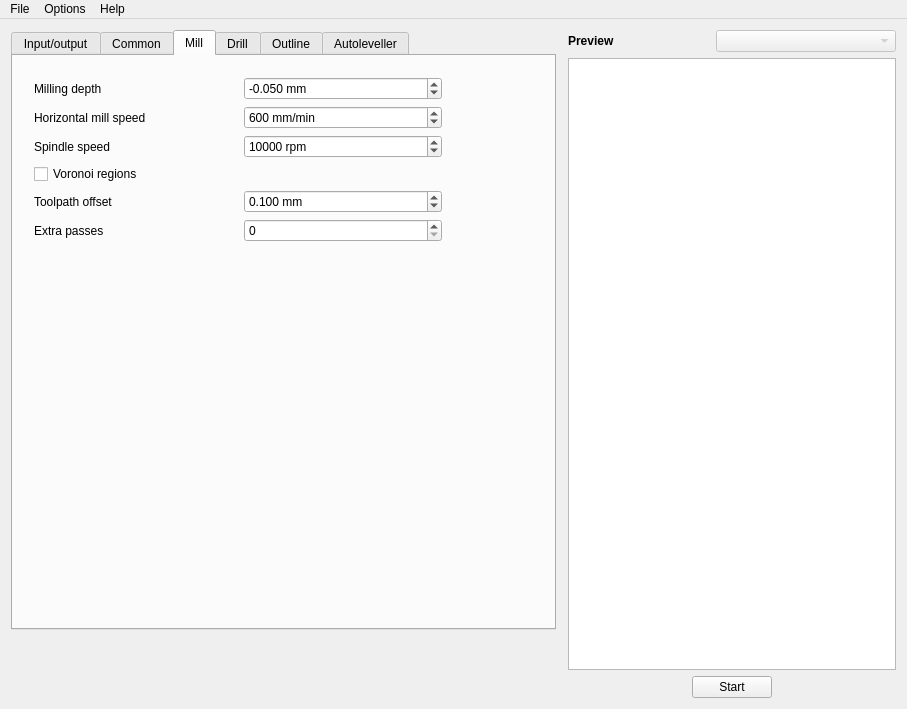
First picture: the form in mainwindow.ui, repository ownedcore/pcb2gcodeGUI, before the edit.
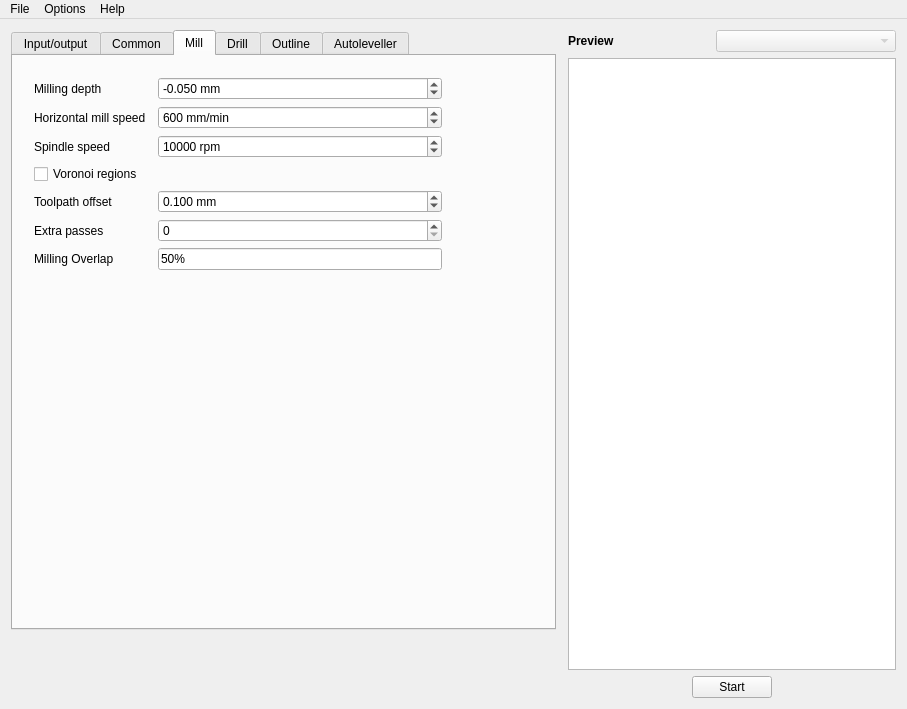
Second picture: the form after the edit. The open tabs and pages were chosen to show the change.

Commit message: Adds option "milling-overlap"

```diff
--- a/mainwindow.ui
+++ b/mainwindow.ui
@@ -997,7 +997,30 @@
              </property>
             </widget>
            </item>
-           <item row="6" column="0" colspan="2">
+           <item row="6" column="0">
+            <widget class="QLabel" name="millingoverlapLabel">
+             <property name="toolTip">
+              <string>&lt;html&gt;&lt;head/&gt;&lt;body&gt;&lt;p&gt;&lt;span style=&quot; font-style:italic;&quot;&gt;--milling-overlap&lt;/span&gt;&lt;/p&gt;&lt;p&gt;How much to overlap milling passes, from 0% to 100% or an absolute length&lt;/p&gt;&lt;/body&gt;&lt;/html&gt;</string>
+             </property>
+             <property name="text">
+              <string>Milling Overlap</string>
+             </property>
+             <property name="buddy">
+              <cstring>millingoverlapLineEdit</cstring>
+             </property>
+            </widget>
+           </item>
+           <item row="6" column="1">
+            <widget class="QLineEdit" name="millingoverlapLineEdit">
+             <property name="toolTip">
+              <string>&lt;html&gt;&lt;head/&gt;&lt;body&gt;&lt;p&gt;&lt;span style=&quot; font-style:italic;&quot;&gt;--milling-overlap&lt;/span&gt;&lt;/p&gt;&lt;p&gt;How much to overlap milling passes, from 0% to 100% or an absolute length&lt;/p&gt;&lt;/body&gt;&lt;/html&gt;</string>
+             </property>
+             <property name="text">
+              <string>50%</string>
+             </property>             
+            </widget>
+           </item>
+           <item row="7" column="0" colspan="2">
             <spacer name="verticalSpacer_3">
              <property name="orientation">
               <enum>Qt::Vertical</enum>
```
Left out of the diff: 13 changed lines with no effect on the pictures. The commit also changes 1 other file.
